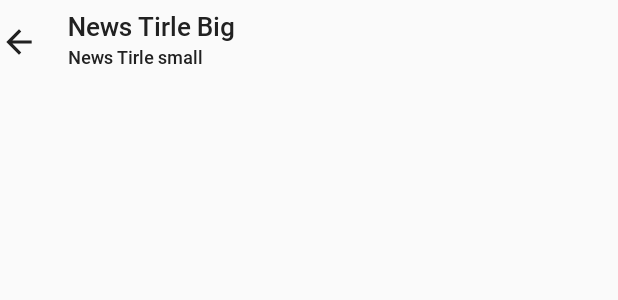
After one commit to AydroidDev/NewsApp, an Android app: the layout actionbar_news.xml on its own in the app's theme, with its tools: preview values and no code run, on a phone screen of 412 x 824 dp. The commit adds this screen. Shown: the top 300 px of the screen. Run offline under Robolectric (Android 15) with nearby library versions, the phone set to English and light mode, and no system bars; network calls fail.

Commit message:
Added News Webview Fixed Volley Error on android 9

```diff
--- a/app/build.gradle
+++ b/app/build.gradle
@@ -33,6 +33,7 @@ dependencies {
     androidTestImplementation 'androidx.test.espresso:espresso-core:3.2.0'
     implementation 'com.android.volley:volley:1.1.1'
     implementation 'com.github.bumptech.glide:glide:4.7.1'
+    implementation 'com.github.delight-im:Android-AdvancedWebView:v3.0.0'
     implementation 'com.google.android.gms:play-services-ads:19.0.0'
     implementation "androidx.viewpager2:viewpager2:1.0.0"
     implementation 'com.r0adkll:slidableactivity:2.1.0'
--- a/app/src/main/AndroidManifest.xml
+++ b/app/src/main/AndroidManifest.xml
@@ -1,5 +1,6 @@
 <?xml version="1.0" encoding="utf-8"?>
 <manifest xmlns:android="http://schemas.android.com/apk/res/android"
+    xmlns:tools="http://schemas.android.com/tools"
     package="com.vaankdeals.newsapp">
     <uses-permission android:name="android.permission.INTERNET"/>
 
@@ -7,8 +8,10 @@
         android:allowBackup="true"
         android:icon="@mipmap/ic_launcher"
         android:label="@string/app_name"
+        tools:ignore="AllowBackup,GoogleAppIndexingWarning"
         android:roundIcon="@mipmap/ic_launcher_round"
         android:supportsRtl="true"
+        android:usesCleartextTraffic="true"
         android:theme="@style/AppTheme">
         <activity android:name=".Activity.MainActivity">
             <intent-filter>
@@ -21,6 +24,9 @@
             android:name=".Activity.ExoActivity"
             android:theme="@style/AppTheme.SlidrActivityTheme" />
         <activity
+            android:name=".Activity.NewsActivity"
+            android:theme="@style/AppTheme.SlidrActivityTheme" />
+        <activity
             android:name=".Activity.VideoActivity"
             android:configChanges="keyboardHidden|orientation|screenSize"
             android:theme="@style/AppTheme.SlidrActivityTheme" />
--- a/app/src/main/java/com/vaankdeals/newsapp/Activity/MainActivity.java
+++ b/app/src/main/java/com/vaankdeals/newsapp/Activity/MainActivity.java
@@ -29,6 +29,7 @@ public class MainActivity extends AppCompatActivity {
 
         viewPager = findViewById(R.id.viewTab);
 
+        getSupportActionBar().hide();
         menuFragment = new MenuFragment();
         newsFragment = new NewsFragment();
 
--- /dev/null
+++ b/app/src/main/res/drawable-xxxhdpi/ic_arrow_back_black_24dp.xml
@@ -0,0 +1,9 @@
+<vector xmlns:android="http://schemas.android.com/apk/res/android"
+        android:width="24dp"
+        android:height="24dp"
+        android:viewportWidth="24.0"
+        android:viewportHeight="24.0">
+    <path
+        android:fillColor="#212121"
+        android:pathData="M20,11H7.83l5.59,-5.59L12,4l-8,8 8,8 1.41,-1.41L7.83,13H20v-2z"/>
+</vector>
--- /dev/null
+++ b/app/src/main/res/layout/actionbar_news.xml
@@ -0,0 +1,45 @@
+<?xml version="1.0" encoding="utf-8"?>
+<LinearLayout
+    xmlns:android="http://schemas.android.com/apk/res/android"
+    android:layout_width="wrap_content"
+    android:layout_height="wrap_content"
+    android:orientation="horizontal"
+    android:background="#FAFAFA">
+<Button
+    android:id="@+id/back_button"
+    android:layout_width="25dp"
+    android:layout_height="25dp"
+    android:layout_marginTop="15dp"
+android:clickable="true"
+    android:focusable="true"
+
+    android:background="@drawable/ic_arrow_back_black_24dp"
+    />
+    <LinearLayout
+        android:layout_width="wrap_content"
+        android:layout_height="wrap_content"
+        android:orientation="vertical">
+    <TextView
+        android:id="@+id/title_news"
+        android:layout_width="wrap_content"
+        android:layout_height="wrap_content"
+android:layout_marginTop="5dp"
+        android:text="News Tirle Big"
+        android:ellipsize="end"
+       android:fontFamily="@font/robotomedium"
+        android:textSize="17sp"
+        android:maxLines="1"
+        android:layout_marginStart="20dp"
+        android:textColor="#212121" />
+    <TextView
+        android:id="@+id/subtitle_news"
+        android:layout_width="wrap_content"
+        android:layout_height="wrap_content"
+        android:text="News Tirle small"
+        android:fontFamily="@font/robotomedium"
+        android:textSize="12sp"
+
+        android:layout_marginStart="20dp"
+        android:textColor="#212121" />
+    </LinearLayout>
+</LinearLayout>
--- a/app/src/main/res/values/styles.xml
+++ b/app/src/main/res/values/styles.xml
@@ -1,7 +1,7 @@
 <resources>
 
     <!-- Base application theme. -->
-    <style name="AppTheme" parent="Theme.AppCompat.Light.NoActionBar">
+    <style name="AppTheme" parent="Theme.AppCompat.Light">
         <!-- Customize your theme here. -->
         <item name="colorPrimary">#000</item>
         <item name="colorPrimaryDark">#000</item>
```
Also changed, not shown: app/src/main/java/com/vaankdeals/newsapp/Activity/NewsActivity.java (added, +158 -0 lines), app/src/main/java/com/vaankdeals/newsapp/Adapter/NewsAdapter.java (+25 -13 lines), app/src/main/java/com/vaankdeals/newsapp/Fragment/NewsFragment.java (+14 -4 lines), app/src/main/res/layout/activity_news.xml (added, +21 -0 lines).
